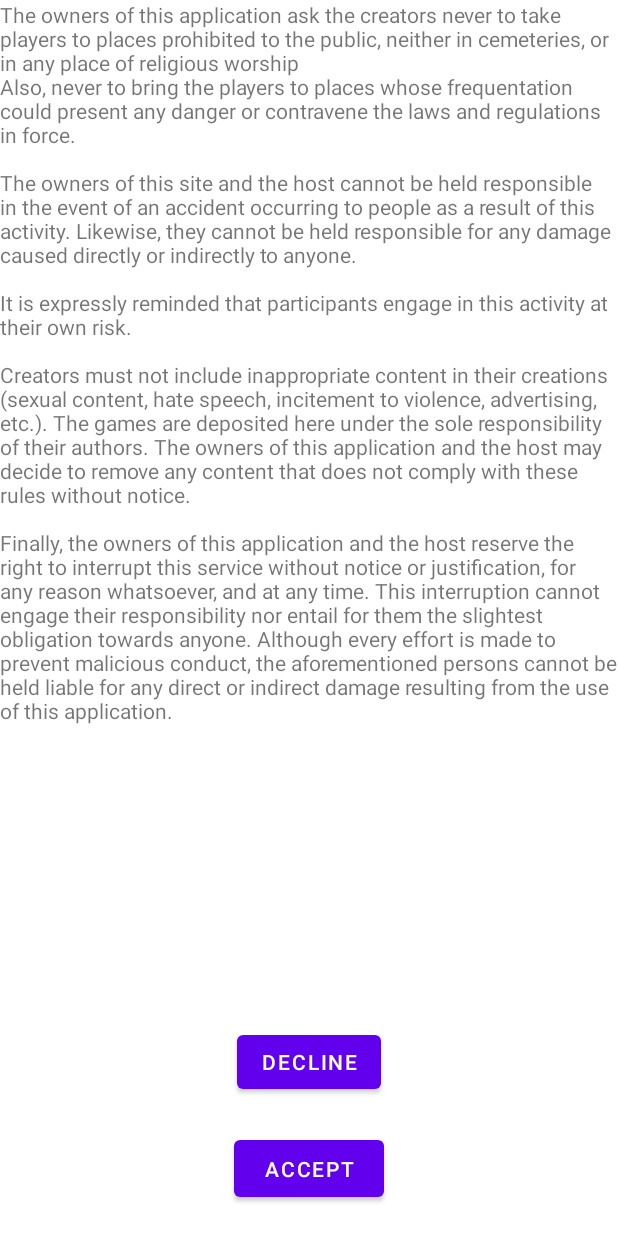
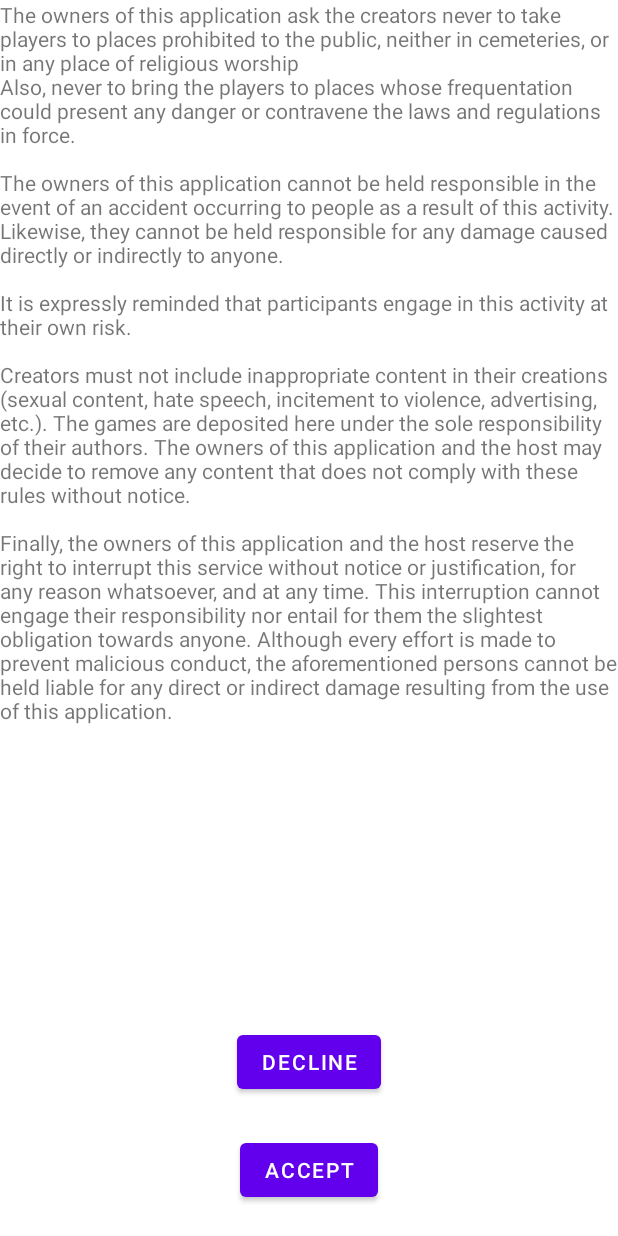
Before and after one commit to bulrog/cistev2-app, an Android app: the screen it shows after launch (DisclaimerActivity), on a phone screen of 412 x 824 dp. Run offline under Robolectric (Android 15) with nearby library versions, the phone set to English and light mode, and no system bars.

Commit message:
master: fix issue to show french text depending on locale and also display issue and errors in the disclaimer text.

```diff
--- a/app/src/main/java/com/bulrog59/ciste2dot0/DisclaimerActivity.kt
+++ b/app/src/main/java/com/bulrog59/ciste2dot0/DisclaimerActivity.kt
@@ -33,7 +33,12 @@ class DisclaimerActivity : AppCompatActivity() {
         if (!pref.getBoolean(APPROVED_DISCLAIMER, false)) {
             setContentView(R.layout.disclaimer)
 
-            val resourceId = if (Locale.getDefault().equals(Locale.FRENCH)) {
+            val resourceId = if (listOf(
+                    Locale.CANADA_FRENCH,
+                    Locale.FRENCH,
+                    Locale.FRANCE
+                ).contains(Locale.getDefault())
+            ) {
                 R.raw.disclaimer_fr
             } else {
                 R.raw.disclaimer_en
--- a/app/src/main/res/layout/disclaimer.xml
+++ b/app/src/main/res/layout/disclaimer.xml
@@ -14,8 +14,8 @@
 
     <Button
         android:id="@+id/accept_button"
-        android:layout_width="100dp"
-        android:layout_height="50dp"
+        android:layout_width="wrap_content"
+        android:layout_height="wrap_content"
         android:layout_marginBottom="20dp"
         android:text="@string/accept"
         app:elevation="10dp"
--- a/app/src/main/res/raw/disclaimer_en.txt
+++ b/app/src/main/res/raw/disclaimer_en.txt
@@ -1,7 +1,7 @@
 The owners of this application ask the creators never to take players to places prohibited to the public, neither in cemeteries, or in any place of religious worship
 Also, never to bring the players to places whose frequentation could present any danger or contravene the laws and regulations in force.
 
-The owners of this site and the host cannot be held responsible in the event of an accident occurring to people as a result of this activity. Likewise, they cannot be held responsible for any damage caused directly or indirectly to anyone.
+The owners of this application cannot be held responsible in the event of an accident occurring to people as a result of this activity. Likewise, they cannot be held responsible for any damage caused directly or indirectly to anyone.
 
 It is expressly reminded that participants engage in this activity at their own risk.
 
--- a/app/src/main/res/raw/disclaimer_fr.txt
+++ b/app/src/main/res/raw/disclaimer_fr.txt
@@ -1,7 +1,7 @@
 Les propriétaires de cette application demandent aux créateurs de ne jamais amener les joueurs dans des lieux interdits au public, ni dans les cimetières, ou dans tout lieu de culte religieux
 Egalement, de ne jamais amener les joueurs dans des endroits dont la fréquentation pourrait présenter un quelconque danger ou contrevenir aux lois et règlements en vigueur.
 
-Les propriétaires de ce site et l'hébergeur ne pourront être tenus pour responsables en cas d'accident survenu aux personnes du fait de cette activité. Pareillement, ils ne pourront pas être tenus pour responsables des éventuelles déprédations causées directement ou indirectement à quiconque.
+Les propriétaires de cette application ne pourront être tenus pour responsables en cas d'accident survenu aux personnes du fait de cette activité. Pareillement, ils ne pourront pas être tenus pour responsables des éventuelles déprédations causées directement ou indirectement à quiconque.
 
 Il est expressément rappelé que les participants se livrent à cette activité à leurs risques et périls.
 
```
